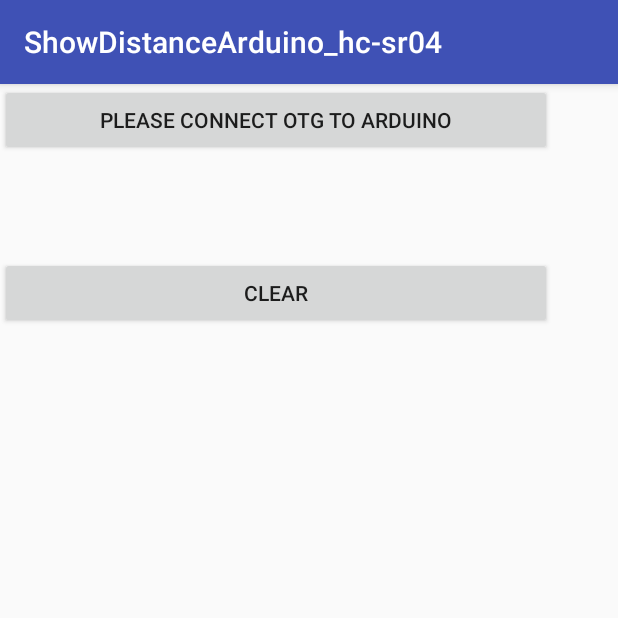
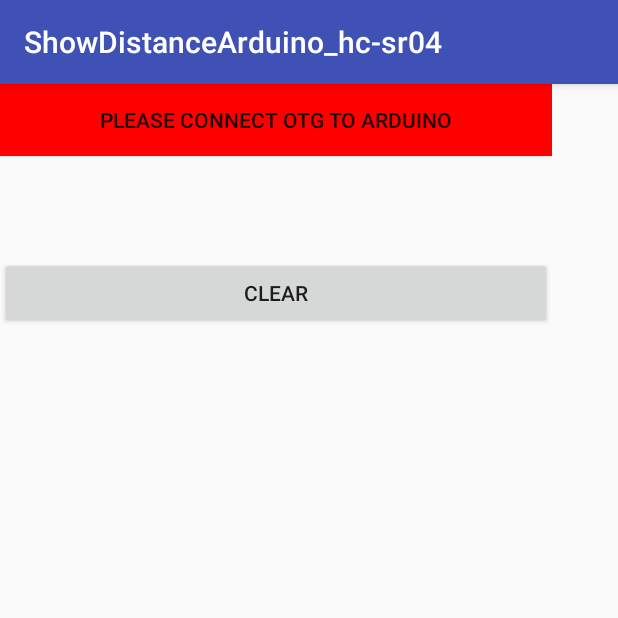
Before and after one commit to livnoni/AndroidAppForArduinoSensors, an Android app: the screen it shows after launch (MainActivity), on a phone screen of 412 x 824 dp, the top half of it. Run offline under Robolectric (Android 15) with nearby library versions, the phone set to English and light mode, and no system bars.

Commit message:
Added change color to button begin

```diff
--- a/app/src/main/java/com/example/yehud/showdistancearduino_hc_sr04/MainActivity.java
+++ b/app/src/main/java/com/example/yehud/showdistancearduino_hc_sr04/MainActivity.java
@@ -5,6 +5,7 @@
 import android.content.Context;
 import android.content.Intent;
 import android.content.IntentFilter;
+import android.graphics.Color;
 import android.hardware.usb.UsbDevice;
 import android.hardware.usb.UsbDeviceConnection;
 import android.hardware.usb.UsbManager;
@@ -69,6 +70,7 @@
                             serialPort.setFlowControl(UsbSerialInterface.FLOW_CONTROL_OFF);
                             serialPort.read(mCallback);
                             buttonStart.setText("Serial Connection Opened!");
+                            buttonStart.setBackgroundColor(Color.GREEN);
 
                         } else {
                             Log.d("SERIAL", "PORT NOT OPEN");
@@ -97,6 +99,7 @@
         usbManager = (UsbManager) getSystemService(this.USB_SERVICE);
 
         buttonStart = (Button) findViewById(R.id.buttonConnectOTG);
+        buttonStart.setBackgroundColor(Color.RED);
         buttonClear = (Button) findViewById(R.id.buttonClear);
         dataBox = (TextView) findViewById(R.id.dataRecived);
         dataBox.setMovementMethod(new ScrollingMovementMethod());
--- a/app/src/main/res/layout/activity_main.xml
+++ b/app/src/main/res/layout/activity_main.xml
@@ -11,8 +11,8 @@
         android:layout_width="368dp"
         android:layout_height="495dp"
         android:orientation="vertical"
-        tools:layout_editor_absoluteY="8dp"
-        tools:layout_editor_absoluteX="8dp">
+        tools:layout_editor_absoluteX="8dp"
+        tools:layout_editor_absoluteY="8dp">
 
         <LinearLayout
             android:layout_width="match_parent"
@@ -24,8 +24,8 @@
                 android:id="@+id/buttonConnectOTG"
                 android:layout_width="match_parent"
                 android:layout_height="wrap_content"
-                android:text="please connect OTG to arduino"
-                android:onClick="onClickStart"/>
+                android:onClick="onClickStart"
+                android:text="please connect OTG to arduino" />
 
 
             <TextView
@@ -36,8 +36,8 @@
                 android:gravity="bottom"
                 android:maxLines="2"
                 android:text=""
-                android:textSize="50sp"
-                android:textAlignment="center"/>
+                android:textAlignment="center"
+                android:textSize="50sp" />
 
             <RelativeLayout
                 android:layout_width="match_parent"
@@ -50,7 +50,10 @@
                     android:layout_alignParentTop="true"
                     android:onClick="onClickClear"
                     android:text="Clear" />
+
             </RelativeLayout>
+
+
 
 
         </LinearLayout>
```
